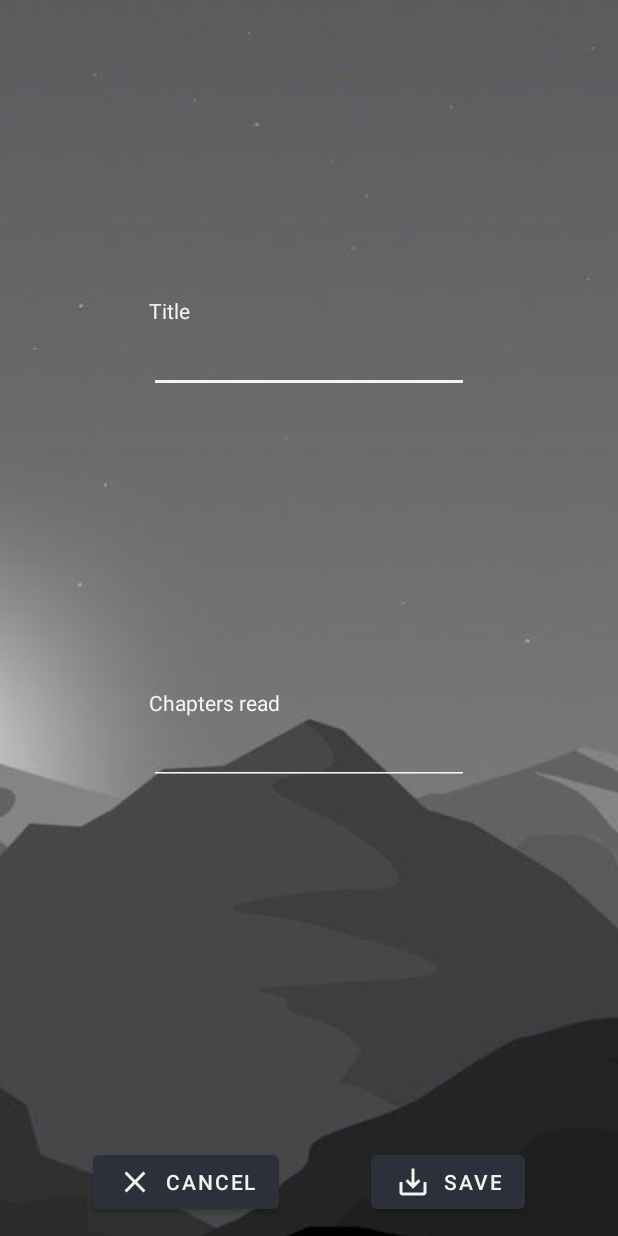
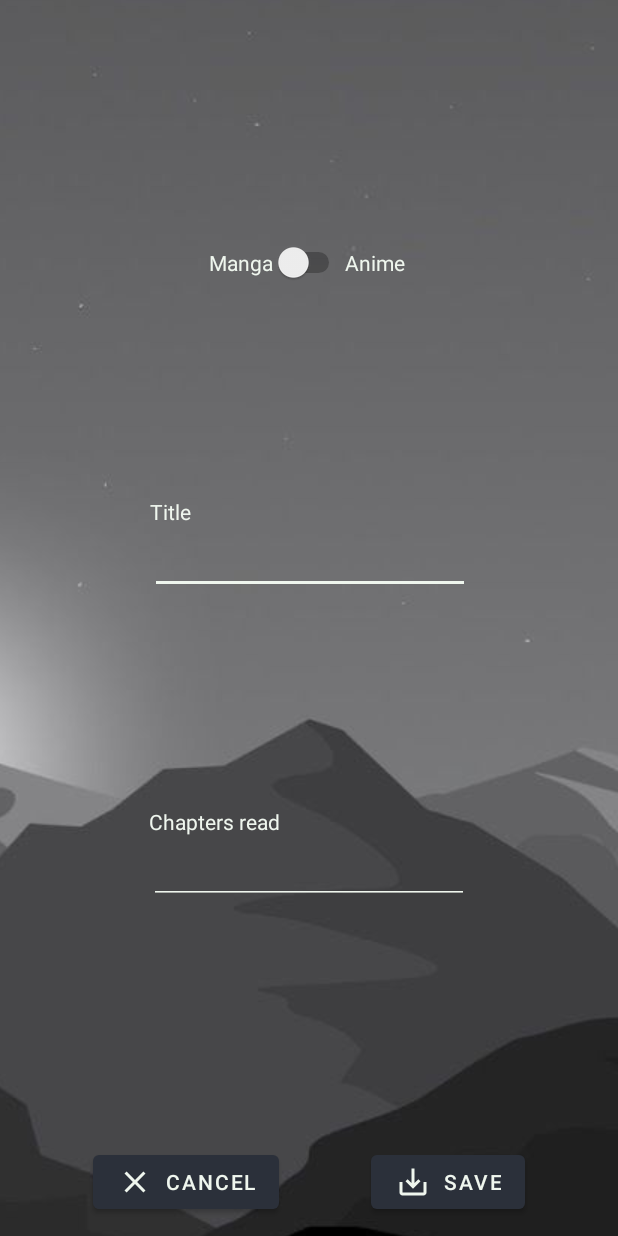
Before and after one commit to TomRomanus/Reads, an Android app: the screen it shows after launch (AddActivity), after a tap on "ADD", on a phone screen of 412 x 824 dp. Run offline under Robolectric (Android 15) with nearby library versions, the phone set to English and light mode, and no system bars.

Commit message:
From new laptop added type

```diff
--- a/app/src/main/java/com/tomromanus/mangasprogress/AddActivity.java
+++ b/app/src/main/java/com/tomromanus/mangasprogress/AddActivity.java
@@ -5,11 +5,13 @@ import androidx.appcompat.app.AppCompatActivity;
 import android.content.Intent;
 import android.os.Bundle;
 import android.view.View;
+import android.widget.Switch;
 import android.widget.TextView;
 import android.widget.Toast;
 
 public class AddActivity extends AppCompatActivity {
     private TextView txtTitle, txtAmountEntered;
+    private Switch swMangaAnime;
     private final DataHandler dataHandler = new TextFileDataHandler();
 
     @Override
@@ -19,6 +21,7 @@ public class AddActivity extends AppCompatActivity {
 
         txtTitle = findViewById(R.id.txtTitle);
         txtAmountEntered = findViewById(R.id.txtAmountEntered);
+        swMangaAnime = findViewById(R.id.swMangaAnime);
     }
 
     public void onBtnCancel_clicked(View view) {
@@ -37,13 +40,18 @@ public class AddActivity extends AppCompatActivity {
         boolean returnBoolean = false;
         String title = txtTitle.getText().toString();
         String amountWatched = txtAmountEntered.getText().toString();
+        String type;
+
+        if(swMangaAnime.isChecked())
+            type = "A";
+        else type = "M";
 
         if (!title.equals("")) {
             title = toUpperCase(title);
             if(amountWatched.equals(""))
                 amountWatched = "0";
 
-            Item item = new Item(title, Integer.parseInt(amountWatched),false);
+            Item item = new Item(title, Integer.parseInt(amountWatched),false, type);
             if(dataHandler.addData(item, this))
                 returnBoolean = true;
 
--- a/app/src/main/java/com/tomromanus/mangasprogress/MyAdapter.java
+++ b/app/src/main/java/com/tomromanus/mangasprogress/MyAdapter.java
@@ -59,6 +59,7 @@ public class MyAdapter extends RecyclerView.Adapter<MyAdapter.ViewHolder>{
     public void onBindViewHolder(ViewHolder holder, int position) {
         Item item = data.get(position);
 
+        holder.txtType.setText(item.getType());
         holder.txtTitle.setText(item.getTitle());
         holder.txtAmountWatched.setText(String.valueOf(item.getAmountWatched()));
 
@@ -80,7 +81,7 @@ public class MyAdapter extends RecyclerView.Adapter<MyAdapter.ViewHolder>{
 
     static class ViewHolder extends RecyclerView.ViewHolder{
 
-        public TextView txtTitle, txtAmountWatched;
+        public TextView txtTitle, txtAmountWatched, txtType;
         public Button btnSubstractWatched, btnAddWatched;
         public ImageButton btnMenu;
         public CardView cardView;
@@ -92,6 +93,7 @@ public class MyAdapter extends RecyclerView.Adapter<MyAdapter.ViewHolder>{
 
             txtTitle = itemView.findViewById(R.id.txtTitleItem);
             txtAmountWatched = itemView.findViewById(R.id.txtAmountWatchedItem);
+            txtType = itemView.findViewById(R.id.txtType);
             btnSubstractWatched = itemView.findViewById(R.id.btnSubstractWatched);
             btnAddWatched = itemView.findViewById(R.id.btnAddWatched);
             btnMenu = itemView.findViewById(R.id.btnMenu);
--- a/app/src/main/res/layout/activity_add.xml
+++ b/app/src/main/res/layout/activity_add.xml
@@ -10,24 +10,23 @@
         android:id="@+id/txtTitle"
         android:layout_width="wrap_content"
         android:layout_height="wrap_content"
+        android:backgroundTint="@color/mint_cream"
         android:ems="10"
         android:inputType="textPersonName"
-        android:backgroundTint="@color/mint_cream"
         android:textColor="@color/mint_cream"
         app:layout_constraintBottom_toTopOf="@+id/txtAmountEntered"
         app:layout_constraintEnd_toEndOf="parent"
-        app:layout_constraintHorizontal_bias="0.5"
+        app:layout_constraintHorizontal_bias="0.502"
         app:layout_constraintStart_toStartOf="parent"
-        app:layout_constraintTop_toTopOf="parent" />
+        app:layout_constraintTop_toBottomOf="@+id/swMangaAnime" />
 
     <EditText
         android:id="@+id/txtAmountEntered"
         android:layout_width="wrap_content"
         android:layout_height="wrap_content"
-        android:layout_marginBottom="24dp"
+        android:backgroundTint="@color/mint_cream"
         android:ems="10"
         android:inputType="number"
-        android:backgroundTint="@color/mint_cream"
         android:textColor="@color/mint_cream"
         app:layout_constraintBottom_toTopOf="@+id/btnSaveAdd"
         app:layout_constraintEnd_toEndOf="parent"
@@ -55,7 +54,7 @@
         app:layout_constraintBottom_toBottomOf="parent"
         app:layout_constraintEnd_toEndOf="parent"
         app:layout_constraintHorizontal_bias="0.5"
-        app:layout_constraintStart_toEndOf="@+id/btnCancelAdd"/>
+        app:layout_constraintStart_toEndOf="@+id/btnCancelAdd" />
 
     <Button
         android:id="@+id/btnCancelAdd"
@@ -68,7 +67,7 @@
         app:layout_constraintBottom_toBottomOf="parent"
         app:layout_constraintEnd_toStartOf="@+id/btnSaveAdd"
         app:layout_constraintHorizontal_bias="0.5"
-        app:layout_constraintStart_toStartOf="parent"/>
+        app:layout_constraintStart_toStartOf="parent" />
 
     <TextView
         android:id="@+id/textView2"
@@ -79,4 +78,34 @@
         app:layout_constraintBottom_toTopOf="@+id/txtTitle"
         app:layout_constraintStart_toStartOf="@+id/txtTitle" />
 
+    <Switch
+        android:id="@+id/swMangaAnime"
+        android:layout_width="wrap_content"
+        android:layout_height="wrap_content"
+        app:layout_constraintBottom_toTopOf="@+id/txtTitle"
+        app:layout_constraintEnd_toEndOf="parent"
+        app:layout_constraintHorizontal_bias="0.5"
+        app:layout_constraintStart_toStartOf="parent"
+        app:layout_constraintTop_toTopOf="parent" />
+
+    <TextView
+        android:id="@+id/txtSwitchManga"
+        android:layout_width="wrap_content"
+        android:layout_height="wrap_content"
+        android:text="Manga"
+        android:textColor="@color/mint_cream"
+        app:layout_constraintBottom_toBottomOf="@+id/swMangaAnime"
+        app:layout_constraintEnd_toStartOf="@+id/swMangaAnime"
+        app:layout_constraintTop_toTopOf="@+id/swMangaAnime" />
+
+    <TextView
+        android:id="@+id/txtSwitchAnime"
+        android:layout_width="wrap_content"
+        android:layout_height="wrap_content"
+        android:text="Anime"
+        android:textColor="@color/mint_cream"
+        app:layout_constraintBottom_toBottomOf="@+id/swMangaAnime"
+        app:layout_constraintStart_toEndOf="@+id/swMangaAnime"
+        app:layout_constraintTop_toTopOf="@+id/swMangaAnime" />
+
 </androidx.constraintlayout.widget.ConstraintLayout>
--- a/app/src/main/res/menu/popup_menu.xml
+++ b/app/src/main/res/menu/popup_menu.xml
@@ -15,6 +15,10 @@
         android:id="@+id/finished"
         android:title="@string/finished" />
 
+    <item
+        android:id="@+id/switchType"
+        android:title="@string/switch_type" />
+
     <item android:id="@+id/deleteItem"
         android:title="@string/delete" />
 </menu>
--- a/app/src/main/res/values/strings.xml
+++ b/app/src/main/res/values/strings.xml
@@ -6,5 +6,6 @@
     <string name="move_to_top">Move to top</string>
     <string name="move_to_bottom">Move to bottom</string>
     <string name="finished">Finished</string>
+    <string name="switch_type">Switch type</string>
     <string name="delete">Delete</string>
 </resources>
--- a/build.gradle
+++ b/build.gradle
@@ -5,7 +5,7 @@ buildscript {
         mavenCentral()
     }
     dependencies {
-        classpath "com.android.tools.build:gradle:4.2.2"
+        classpath 'com.android.tools.build:gradle:7.0.2'
 
         // NOTE: Do not place your application dependencies here; they belong
         // in the individual module build.gradle files
```
Also changed, not shown: app/src/main/java/com/tomromanus/mangasprogress/Item.java (+14 -1 lines), app/src/main/java/com/tomromanus/mangasprogress/MainActivity.java (+10 -3 lines), app/src/main/java/com/tomromanus/mangasprogress/TextFileDataHandler.java (+11 -5 lines), app/src/main/res/layout/layout_item.xml (+13 -1 lines), gradle/wrapper/gradle-wrapper.properties.
